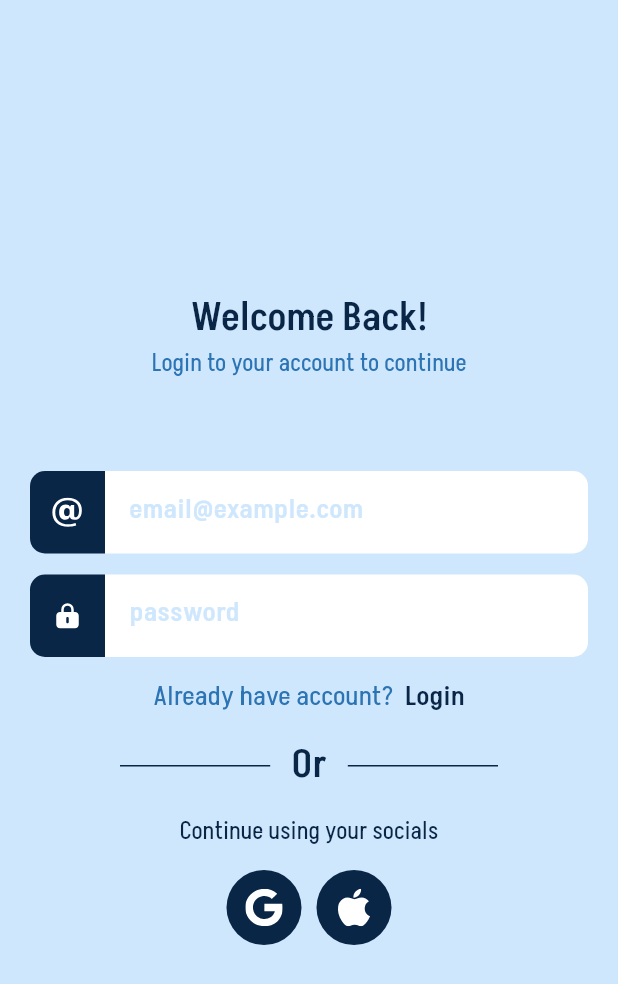
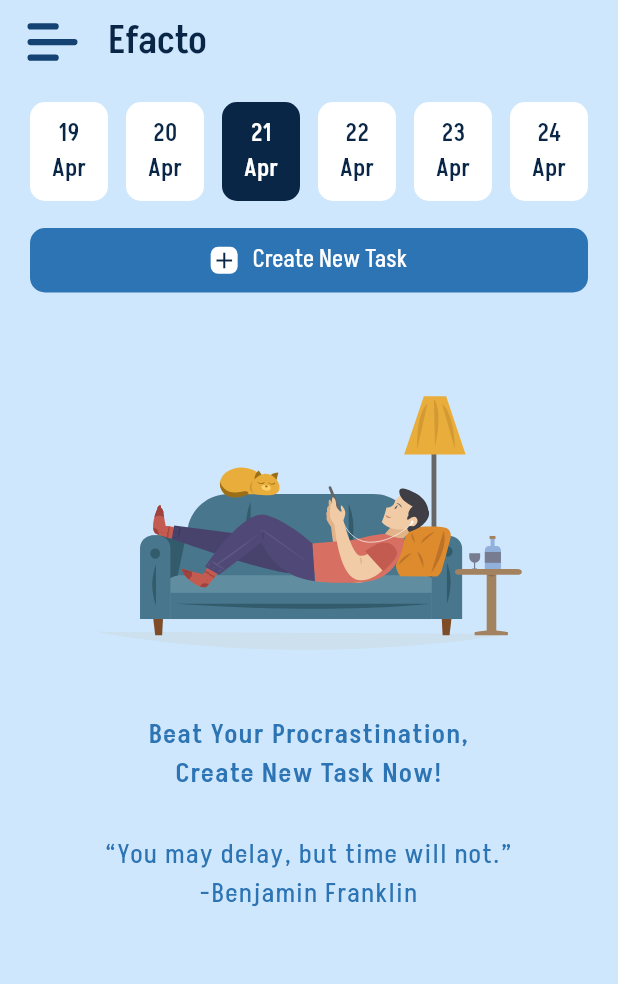
Before and after one commit to abhijeet-Bh/efecto, a Flutter app: the LoginView screen opened by its route, after a tap on "Login", on a phone screen of 412 x 824 dp. Shown: the top 984 px of the screen. Run offline on Flutter 3.47's test engine with Material 3 defaults, Android fonts, the phone set to English and light mode, and no system bars; our stand-ins replace dio, flutter_svg, get_it, hive_flutter; accounts and stored records are empty.

Commit message:
feat: added empty homepage

```diff
--- a/lib/core/assets.dart
+++ b/lib/core/assets.dart
@@ -4,4 +4,6 @@ class Assets {
   static const lockIcon = "assets/icons/lock_icon.svg";
   static const googleIcon = "assets/icons/google_icon.svg";
   static const appleIcon = "assets/icons/apple_icon.svg";
+  static const menuIcon = "assets/icons/menu_icon.svg";
+  static const homeEmptyIcon = "assets/icons/home_empty_icon.svg";
 }
--- a/lib/core/constants.dart
+++ b/lib/core/constants.dart
@@ -1,4 +1,20 @@
 class AppConstants {
   // static const String baseUrl = "http://localhost:8000";
   static const String baseUrl = "https://sw-api.dscvit.com/";
+
+  static List<String> months = [
+    "",
+    "Jan",
+    "Feb",
+    "Mar",
+    "Apr",
+    "May",
+    "June",
+    "July",
+    "Aug",
+    "Sept",
+    "Oct",
+    "Nov",
+    "Dec"
+  ];
 }
--- /dev/null
+++ b/lib/features/home/application/views/home_view.dart
@@ -0,0 +1,86 @@
+import 'package:efecto/core/assets.dart';
+import 'package:efecto/core/theme.dart';
+import 'package:flutter/material.dart';
+import 'package:flutter_svg/flutter_svg.dart';
+
+import '../widgets/date_list_widget.dart';
+import '../widgets/empty_todo_widget.dart';
+
+class HomeView extends StatelessWidget {
+  static String routeName = 'home-view';
+  const HomeView({super.key});
+
+  @override
+  Widget build(BuildContext context) {
+    return Scaffold(
+      backgroundColor: AppTheme.primaryLightColor,
+      appBar: AppBar(
+        backgroundColor: AppTheme.primaryLightColor,
+        leading: Padding(
+          padding: const EdgeInsets.only(left: 14.0),
+          child: Center(
+            child: SvgPicture.asset(
+              Assets.menuIcon,
+            ),
+          ),
+        ),
+        title: const Text(
+          "Efacto",
+          style: AppTheme.primaryHeadingTextLarge,
+        ),
+        centerTitle: false,
+      ),
+      body: SafeArea(
+        child: SingleChildScrollView(
+          child: Padding(
+            padding: AppTheme.pagePadding,
+            child: Column(
+              children: [
+                const DateList(),
+                const SizedBox(
+                  height: 18,
+                ),
+                Container(
+                  decoration: BoxDecoration(
+                    color: AppTheme.secondaryLightColor,
+                    borderRadius: BorderRadius.circular(10),
+                  ),
+                  child: Padding(
+                    padding: const EdgeInsets.symmetric(vertical: 10.0),
+                    child: Row(
+                      mainAxisAlignment: MainAxisAlignment.center,
+                      children: [
+                        Container(
+                          decoration: BoxDecoration(
+                            color: AppTheme.whiteColor,
+                            borderRadius: BorderRadius.circular(5),
+                          ),
+                          child: const Center(
+                            child: Icon(
+                              Icons.add,
+                              color: AppTheme.primaryColor,
+                              size: 18,
+                            ),
+                          ),
+                        ),
+                        const SizedBox(
+                          width: 10,
+                        ),
+                        Text(
+                          "Create New Task",
+                          style: AppTheme.primaryBodyTextMedium
+                              .copyWith(color: AppTheme.whiteColor),
+                        )
+                      ],
+                    ),
+                  ),
+                ),
+                const EmptyTodoWidget(),
+              ],
+            ),
+          ),
+        ),
+      ),
+    );
+  }
+}
--- /dev/null
+++ b/lib/features/home/application/widgets/date_list_widget.dart
@@ -0,0 +1,139 @@
+import 'package:flutter/material.dart';
+
+import '../../../../core/constants.dart';
+import '../../../../core/theme.dart';
+
+class DateList extends StatefulWidget {
+  const DateList({
+    super.key,
+  });
+
+  @override
+  State<DateList> createState() => _DateListState();
+}
+
+int selectedIndex = 2;
+
+class _DateListState extends State<DateList> {
+  @override
+  Widget build(BuildContext context) {
+    return Row(
+      mainAxisAlignment: MainAxisAlignment.spaceBetween,
+      children: [
+        InkWell(
+          child: DateChips(
+            date: (DateTime.now().day - 2).toString(),
+            month: AppConstants.months[DateTime.now().month],
+            isSelected: selectedIndex == 0,
+          ),
+          onTap: () {
+            setState(() {
+              selectedIndex = 0;
+            });
+          },
+        ),
+        InkWell(
+          child: DateChips(
+            date: (DateTime.now().day - 1).toString(),
+            month: AppConstants.months[DateTime.now().month],
+            isSelected: selectedIndex == 1,
+          ),
+          onTap: () {
+            setState(() {
+              selectedIndex = 1;
+            });
+          },
+        ),
+        InkWell(
+          child: DateChips(
+            date: (DateTime.now().day - 0).toString(),
+            month: AppConstants.months[DateTime.now().month],
+            isSelected: selectedIndex == 2,
+          ),
+          onTap: () {
+            setState(() {
+              selectedIndex = 2;
+            });
+          },
+        ),
+        InkWell(
+          child: DateChips(
+            date: (DateTime.now().day + 1).toString(),
+            month: AppConstants.months[DateTime.now().month],
+            isSelected: selectedIndex == 3,
+          ),
+          onTap: () {
+            setState(() {
+              selectedIndex = 3;
+            });
+          },
+        ),
+        InkWell(
+          child: DateChips(
+            date: (DateTime.now().day + 2).toString(),
+            month: AppConstants.months[DateTime.now().month],
+            isSelected: selectedIndex == 4,
+          ),
+          onTap: () {
+            setState(() {
+              selectedIndex = 4;
+            });
+          },
+        ),
+        InkWell(
+          child: DateChips(
+            date: (DateTime.now().day + 3).toString(),
+            month: AppConstants.months[DateTime.now().month],
+            isSelected: selectedIndex == 5,
+          ),
+          onTap: () {
+            setState(() {
+              selectedIndex = 5;
+            });
+          },
+        ),
+      ],
+    );
+  }
+}
+
+class DateChips extends StatelessWidget {
+  final bool isSelected;
+  final String date;
+  final String month;
+  const DateChips({
+    super.key,
+    required this.date,
+    required this.month,
+    required this.isSelected,
+  });
+
+  @override
+  Widget build(BuildContext context) {
+    return Container(
+      height: 66,
+      width: 52,
+      decoration: BoxDecoration(
+        borderRadius: BorderRadius.circular(10),
+        color: isSelected ? AppTheme.primaryColor : AppTheme.whiteColor,
+      ),
+      child: Column(
+        mainAxisAlignment: MainAxisAlignment.center,
+        children: [
+          Text(
+            date,
+            style: AppTheme.primaryHeadingTextSmall.copyWith(
+              color: isSelected ? AppTheme.whiteColor : AppTheme.primaryColor,
+            ),
+          ),
+          Text(
+            month,
+            style: AppTheme.primaryHeadingTextSmall.copyWith(
+              color: isSelected ? AppTheme.whiteColor : AppTheme.primaryColor,
+            ),
+          ),
+        ],
+      ),
+    );
+  }
+}
--- /dev/null
+++ b/lib/features/home/application/widgets/empty_todo_widget.dart
@@ -0,0 +1,47 @@
+import 'package:flutter/material.dart';
+import 'package:flutter_svg/svg.dart';
+
+import '../../../../core/assets.dart';
+import '../../../../core/theme.dart';
+
+class EmptyTodoWidget extends StatelessWidget {
+  const EmptyTodoWidget({
+    super.key,
+  });
+
+  @override
+  Widget build(BuildContext context) {
+    return Column(
+      mainAxisAlignment: MainAxisAlignment.center,
+      crossAxisAlignment: CrossAxisAlignment.center,
+      children: [
+        const SizedBox(
+          height: 50,
+        ),
+        SvgPicture.asset(
+          Assets.homeEmptyIcon,
+        ),
+        Text(
+          "Beat Your Procrastination, \nCreate New Task Now!",
+          style: AppTheme.primaryBodyTextLarge.copyWith(
+            color: AppTheme.secondaryLightColor,
+            fontWeight: FontWeight.w600,
+            letterSpacing: 1,
+          ),
+          textAlign: TextAlign.center,
+        ),
+        const SizedBox(
+          height: 28,
+        ),
+        Text(
+          "“You may delay, but time will not.”\n-Benjamin Franklin",
+          style: AppTheme.primaryBodyTextLarge.copyWith(
+            color: AppTheme.secondaryLightColor,
+            letterSpacing: 1,
+          ),
+          textAlign: TextAlign.center,
+        ),
+      ],
+    );
+  }
+}
--- a/lib/features/initialscreens/application/views/login_view.dart
+++ b/lib/features/initialscreens/application/views/login_view.dart
@@ -1,5 +1,6 @@
 import 'package:efecto/core/assets.dart';
 import 'package:efecto/core/theme.dart';
+import 'package:efecto/features/home/application/views/home_view.dart';
 import 'package:flutter/material.dart';
 import 'package:flutter_svg/flutter_svg.dart';
 
@@ -11,7 +12,10 @@ class LoginView extends StatelessWidget {
   Widget build(BuildContext context) {
     return Scaffold(
       backgroundColor: AppTheme.primaryLightColor,
-      body: Padding(
+      body: SafeArea(
+        child: Center(
+          child: SingleChildScrollView(
+            child: Padding(
               padding: AppTheme.pagePadding,
               child: Column(
                 mainAxisAlignment: MainAxisAlignment.center,
@@ -33,6 +37,7 @@ class LoginView extends StatelessWidget {
                   const LoginSignupInputField(
                     icon: Assets.emailIcon,
                     hintText: "email@example.com",
+                    isSecure: false,
                   ),
                   const SizedBox(
                     height: 14,
@@ -40,6 +45,35 @@ class LoginView extends StatelessWidget {
                   const LoginSignupInputField(
                     icon: Assets.lockIcon,
                     hintText: "password",
+                    isSecure: true,
+                  ),
+                  const SizedBox(
+                    height: 28,
+                  ),
+                  InkWell(
+                    child: Container(
+                      decoration: BoxDecoration(
+                        color: AppTheme.primaryColor,
+                        borderRadius: BorderRadius.circular(10),
+                      ),
+                      child: Center(
+                        child: Padding(
+                          padding: const EdgeInsets.symmetric(vertical: 15.0),
+                          child: Text(
+                            "Login",
+                            style: AppTheme.primaryBodyTextLarge.copyWith(
+                              color: AppTheme.whiteColor,
+                              fontWeight: FontWeight.w600,
+                              fontSize: 18,
+                            ),
+                          ),
+                        ),
+                      ),
+                    ),
+                    onTap: () => Navigator.pushNamed(
+                      context,
+                      HomeView.routeName,
+                    ),
                   ),
                   const SizedBox(
                     height: 14,
@@ -140,6 +174,9 @@ class LoginView extends StatelessWidget {
                 ],
               ),
             ),
+          ),
+        ),
+      ),
     );
   }
 }
@@ -147,10 +184,12 @@ class LoginView extends StatelessWidget {
 class LoginSignupInputField extends StatelessWidget {
   final String icon;
   final String hintText;
+  final bool isSecure;
   const LoginSignupInputField({
     super.key,
     required this.icon,
     required this.hintText,
+    required this.isSecure,
   });
 
   @override
@@ -184,6 +223,7 @@ class LoginSignupInputField extends StatelessWidget {
               color: AppTheme.whiteColor,
             ),
             child: TextField(
+              obscureText: isSecure,
               style: AppTheme.primaryHeadingTextMedium,
               decoration: InputDecoration(
                 hintText: hintText,
--- a/lib/main.dart
+++ b/lib/main.dart
@@ -1,4 +1,5 @@
 import 'package:efecto/core/theme.dart';
+import 'package:efecto/features/home/application/views/home_view.dart';
 import 'package:efecto/features/initialscreens/application/views/login_view.dart';
 import 'package:efecto/features/initialscreens/application/views/welcome_screen.dart';
 import 'package:flutter/material.dart';
@@ -18,6 +19,7 @@ class MyApp extends StatelessWidget {
       routes: {
         WelcomeScreen.routeName: (ctx) => const WelcomeScreen(),
         LoginView.routeName: (ctx) => const LoginView(),
+        HomeView.routeName: (ctx) => const HomeView(),
       },
     );
   }
--- a/pubspec.yaml
+++ b/pubspec.yaml
@@ -30,8 +30,8 @@ environment:
 dependencies:
   flutter:
     sdk: flutter
-  firebase_auth: ^3.3.18
-  firebase_core: ^1.13.0
+#  firebase_auth: ^3.3.18
+#  firebase_core: ^1.13.0
 
 
 
```
Also changed, not shown: assets/icons/home_empty_icon.svg (added), assets/icons/menu_icon.svg (added), pubspec.lock, 1 other file. Lines whose indentation alone changed are shown as unchanged.
